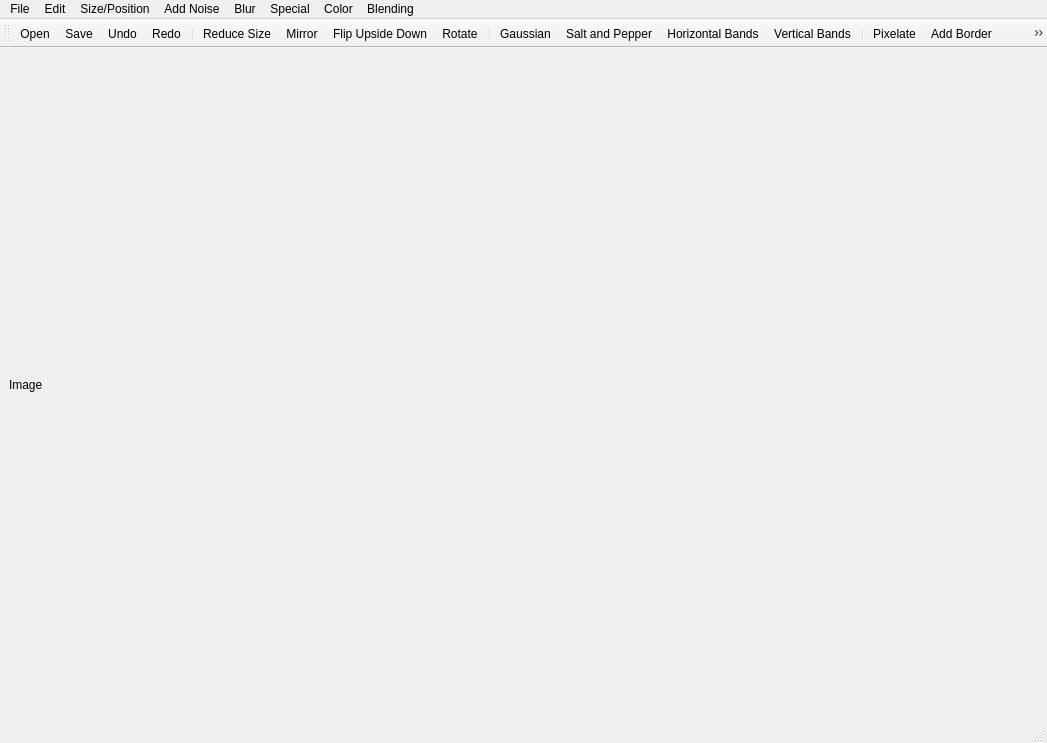
Above: UI Files/ui_image_manager.ui from muhammadalics/Image-Editor-and-Manager before the change. Below: the same form after it.
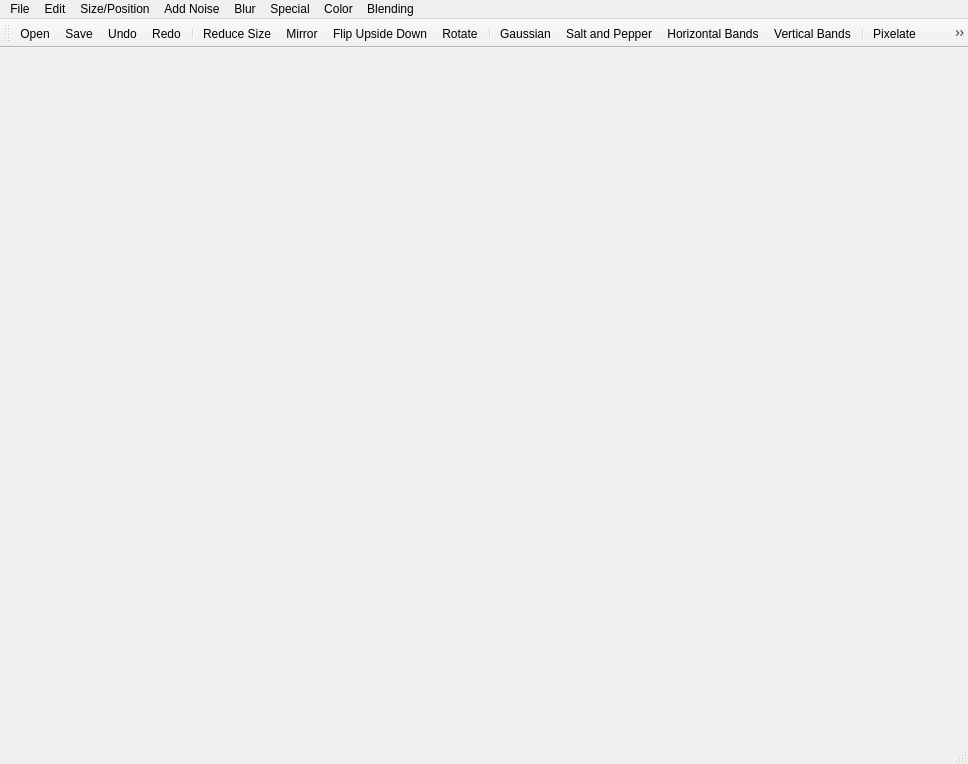
That is the form after the change. Icons and pictures are not drawn.

Diff of the .ui file:
```diff
--- a/UI Files/ui_image_manager.ui
+++ b/UI Files/ui_image_manager.ui
@@ -6,8 +6,8 @@
    <rect>
     <x>0</x>
     <y>0</y>
-    <width>1047</width>
-    <height>743</height>
+    <width>968</width>
+    <height>764</height>
    </rect>
   </property>
   <property name="windowTitle">
@@ -18,7 +18,10 @@
     <item>
      <widget class="QLabel" name="label">
       <property name="text">
-       <string>Image</string>
+       <string/>
+      </property>
+      <property name="alignment">
+       <set>Qt::AlignCenter</set>
       </property>
      </widget>
     </item>
@@ -29,7 +32,7 @@
     <rect>
      <x>0</x>
      <y>0</y>
-     <width>1047</width>
+     <width>968</width>
      <height>26</height>
     </rect>
    </property>
```
Left out of the diff: 4 changed lines with no effect on the pictures.
